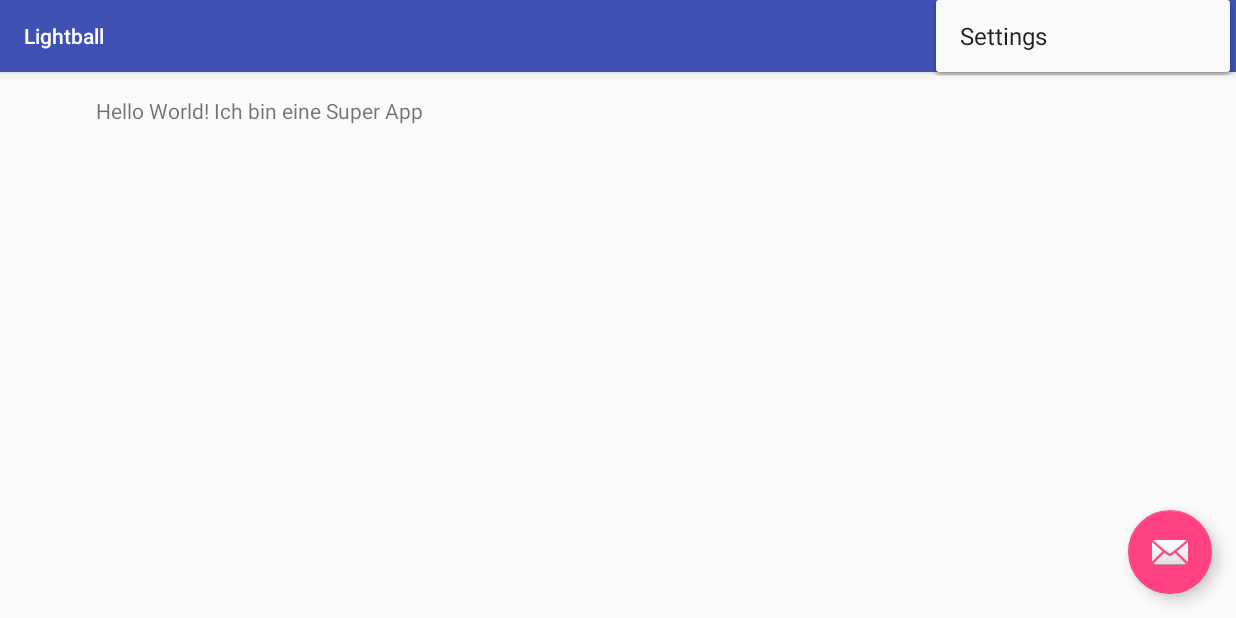
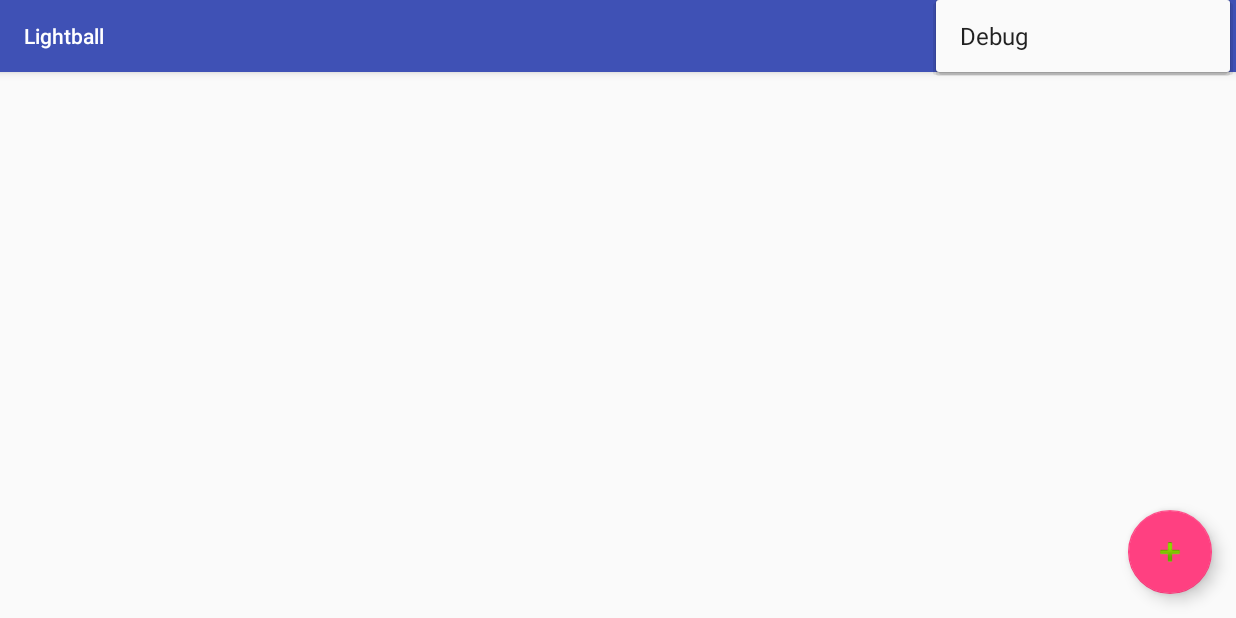
Before and after one commit to Farbklex/Lightball, an Android app: the screen it shows after launch (PlayfieldActivity), with the options menu open, on a phone screen of 824 x 412 dp (held sideways). Run offline under Robolectric (Android 15) with nearby library versions, the phone set to English and light mode, and no system bars.

Commit message:
Debug Activit added

```diff
--- a/Android/app/src/main/AndroidManifest.xml
+++ b/Android/app/src/main/AndroidManifest.xml
@@ -19,6 +19,12 @@
                 <category android:name="android.intent.category.LAUNCHER"/>
             </intent-filter>
         </activity>
+        <activity
+            android:name=".DebugActivity"
+            android:label="Debug Activity"
+            android:theme="@style/AppTheme.NoActionBar"
+            android:screenOrientation="landscape">
+        </activity>
     </application>
 
 </manifest>
--- a/Android/app/src/main/res/layout/activity_playfield.xml
+++ b/Android/app/src/main/res/layout/activity_playfield.xml
@@ -34,17 +34,10 @@
                     app:layout_behavior="@string/appbar_scrolling_view_behavior"
                     tools:showIn="@layout/activity_playfield">
 
-        <TextView
-            android:layout_width="wrap_content"
-            android:layout_height="wrap_content"
-            android:text="Hello World! Ich bin eine Super App"
-            android:id="@+id/header"/>
-
         <LinearLayout
             android:layout_width="match_parent"
             android:layout_height="wrap_content"
             android:orientation="horizontal"
-            android:layout_below="@id/header"
             android:weightSum="2">
             <fragment android:id="@+id/playersTeam1"
                       android:name="io.lightball.lightball.TeamFragment"
@@ -69,6 +62,6 @@
         android:layout_height="wrap_content"
         android:layout_gravity="bottom|end"
         android:layout_margin="@dimen/fab_margin"
-        android:src="@android:drawable/ic_dialog_email"/>
+        android:src="@android:drawable/ic_input_add"/>
 
 </android.support.design.widget.CoordinatorLayout>
--- a/Android/app/src/main/res/menu/menu_playfield.xml
+++ b/Android/app/src/main/res/menu/menu_playfield.xml
@@ -3,8 +3,8 @@
       xmlns:tools="http://schemas.android.com/tools"
       tools:context="io.lightball.lightball.PlayfieldActivity">
     <item
-        android:id="@+id/action_settings"
+        android:id="@+id/action_debug"
         android:orderInCategory="100"
-        android:title="@string/action_settings"
+        android:title="@string/action_debug"
         app:showAsAction="never"/>
 </menu>
--- a/Android/app/src/main/res/values/strings.xml
+++ b/Android/app/src/main/res/values/strings.xml
@@ -1,4 +1,5 @@
 <resources>
     <string name="app_name">Lightball</string>
     <string name="action_settings">Settings</string>
+    <string name="action_debug">Debug</string>
 </resources>
```
Also changed, not shown: Android/app/src/main/java/io/lightball/lightball/DebugActivity.java (added, +27 -0 lines), Android/app/src/main/java/io/lightball/lightball/PlayfieldActivity.java (+5 -3 lines), Android/app/src/main/res/layout/debug_activity.xml (added, +52 -0 lines).
